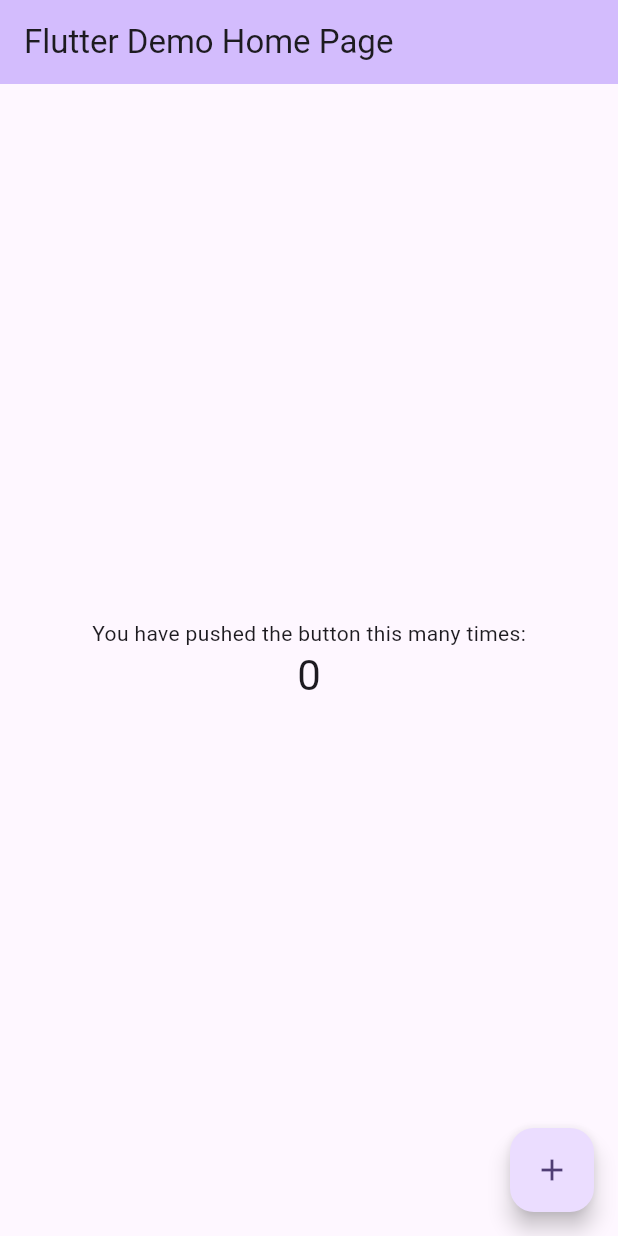
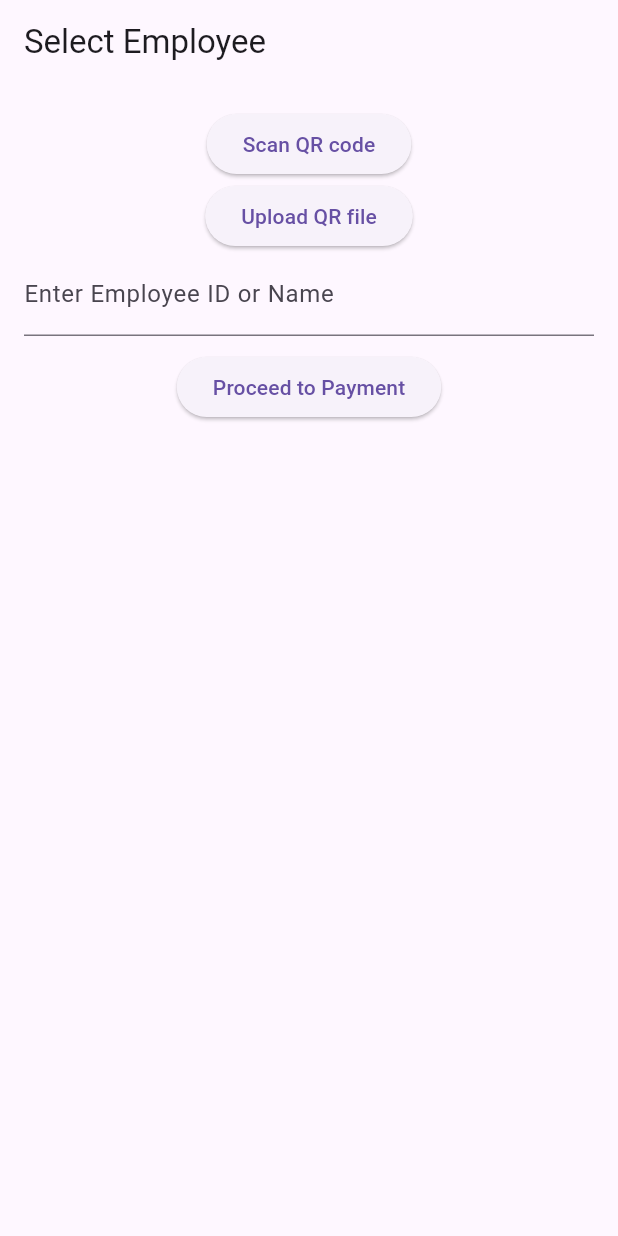
Before and after one commit to KALU56/Tipping_App, a Flutter app: the screen it shows after launch, on a phone screen of 412 x 824 dp. Run offline on Flutter 3.47's test engine with Material 3 defaults, Android fonts, the light colour scheme and no system bars; our stand-ins replace fl_chart, flutter_svg; accounts and stored records are empty.

Commit message:
feat; draft code

```diff
--- a/customer_tip/lib/main.dart
+++ b/customer_tip/lib/main.dart
@@ -1,122 +1,17 @@
 import 'package:flutter/material.dart';
+import 'screens/employee_selection/employee_selection_screen.dart';
 
 void main() {
-  runApp(const MyApp());
+  runApp(CustomerPaymentApp());
 }
 
-class MyApp extends StatelessWidget {
-  const MyApp({super.key});
-
-  // This widget is the root of your application.
+class CustomerPaymentApp extends StatelessWidget {
   @override
   Widget build(BuildContext context) {
     return MaterialApp(
-      title: 'Flutter Demo',
-      theme: ThemeData(
-        // This is the theme of your application.
-        //
-        // TRY THIS: Try running your application with "flutter run". You'll see
-        // the application has a purple toolbar. Then, without quitting the app,
-        // try changing the seedColor in the colorScheme below to Colors.green
-        // and then invoke "hot reload" (save your changes or press the "hot
-        // reload" button in a Flutter-supported IDE, or press "r" if you used
-        // the command line to start the app).
-        //
-        // Notice that the counter didn't reset back to zero; the application
-        // state is not lost during the reload. To reset the state, use hot
-        // restart instead.
-        //
-        // This works for code too, not just values: Most code changes can be
-        // tested with just a hot reload.
-        colorScheme: ColorScheme.fromSeed(seedColor: Colors.deepPurple),
-      ),
-      home: const MyHomePage(title: 'Flutter Demo Home Page'),
+      title: 'Customer Payment',
+      theme: ThemeData(primarySwatch: Colors.blue),
+      home: EmployeeSelectionScreen(),
     );
   }
 }
-
-class MyHomePage extends StatefulWidget {
-  const MyHomePage({super.key, required this.title});
-
-  // This widget is the home page of your application. It is stateful, meaning
-  // that it has a State object (defined below) that contains fields that affect
-  // how it looks.
-
-  // This class is the configuration for the state. It holds the values (in this
-  // case the title) provided by the parent (in this case the App widget) and
-  // used by the build method of the State. Fields in a Widget subclass are
-  // always marked "final".
-
-  final String title;
-
-  @override
-  State<MyHomePage> createState() => _MyHomePageState();
-}
-
-class _MyHomePageState extends State<MyHomePage> {
-  int _counter = 0;
-
-  void _incrementCounter() {
-    setState(() {
-      // This call to setState tells the Flutter framework that something has
-      // changed in this State, which causes it to rerun the build method below
-      // so that the display can reflect the updated values. If we changed
-      // _counter without calling setState(), then the build method would not be
-      // called again, and so nothing would appear to happen.
-      _counter++;
-    });
-  }
-
-  @override
-  Widget build(BuildContext context) {
-    // This method is rerun every time setState is called, for instance as done
-    // by the _incrementCounter method above.
-    //
-    // The Flutter framework has been optimized to make rerunning build methods
-    // fast, so that you can just rebuild anything that needs updating rather
-    // than having to individually change instances of widgets.
-    return Scaffold(
-      appBar: AppBar(
-        // TRY THIS: Try changing the color here to a specific color (to
-        // Colors.amber, perhaps?) and trigger a hot reload to see the AppBar
-        // change color while the other colors stay the same.
-        backgroundColor: Theme.of(context).colorScheme.inversePrimary,
-        // Here we take the value from the MyHomePage object that was created by
-        // the App.build method, and use it to set our appbar title.
-        title: Text(widget.title),
-      ),
-      body: Center(
-        // Center is a layout widget. It takes a single child and positions it
-        // in the middle of the parent.
-        child: Column(
-          // Column is also a layout widget. It takes a list of children and
-          // arranges them vertically. By default, it sizes itself to fit its
-          // children horizontally, and tries to be as tall as its parent.
-          //
-          // Column has various properties to control how it sizes itself and
-          // how it positions its children. Here we use mainAxisAlignment to
-          // center the children vertically; the main axis here is the vertical
-          // axis because Columns are vertical (the cross axis would be
-          // horizontal).
-          //
-          // TRY THIS: Invoke "debug painting" (choose the "Toggle Debug Paint"
-          // action in the IDE, or press "p" in the console), to see the
-          // wireframe for each widget.
-          mainAxisAlignment: MainAxisAlignment.center,
-          children: <Widget>[
-            const Text('You have pushed the button this many times:'),
-            Text(
-              '$_counter',
-              style: Theme.of(context).textTheme.headlineMedium,
-            ),
-          ],
-        ),
-      ),
-      floatingActionButton: FloatingActionButton(
-        onPressed: _incrementCounter,
-        tooltip: 'Increment',
-        child: const Icon(Icons.add),
-      ), // This trailing comma makes auto-formatting nicer for build methods.
-    );
-  }
-}
--- a/customer_tip/lib/models/employee.dart
+++ b/customer_tip/lib/models/employee.dart
@@ -0,0 +1,15 @@
+class Employee {
+  final String id;
+  final String name;
+  final String pictureUrl;
+  final String workspace;
+  final String? note;
+
+  Employee({
+    required this.id,
+    required this.name,
+    required this.pictureUrl,
+    required this.workspace,
+    this.note,
+  });
+}
--- a/customer_tip/lib/screens/employee_selection/employee_selection_screen.dart
+++ b/customer_tip/lib/screens/employee_selection/employee_selection_screen.dart
@@ -0,0 +1,63 @@
+import 'package:flutter/material.dart';
+import '../../models/employee.dart';
+import '../payment/payment_page.dart';
+
+class EmployeeSelectionScreen extends StatelessWidget {
+  final TextEditingController _searchController = TextEditingController();
+
+  @override
+  Widget build(BuildContext context) {
+    return Scaffold(
+      appBar: AppBar(title: Text('Select Employee')),
+      body: Padding(
+        padding: const EdgeInsets.all(16.0),
+        child: Column(
+          children: [
+            ElevatedButton(
+              onPressed: () {
+                print("Scan QR pressed");
+              },
+              child: Text('Scan QR code'),
+            ),
+            ElevatedButton(
+              onPressed: () {
+                print("Upload QR pressed");
+              },
+              child: Text('Upload QR file'),
+            ),
+            TextField(
+              controller: _searchController,
+              decoration: InputDecoration(
+                labelText: 'Enter Employee ID or Name',
+              ),
+            ),
+            SizedBox(height: 10),
+            ElevatedButton(
+              onPressed: () {
+                String employeeName = _searchController.text.isEmpty
+                    ? "John Doe"
+                    : _searchController.text;
+
+                Employee employee = Employee(
+                  id: '1',
+                  name: employeeName,
+                  pictureUrl: 'https://via.placeholder.com/150',
+                  workspace: 'Café',
+                  note: 'Great service!',
+                );
+
+                Navigator.push(
+                  context,
+                  MaterialPageRoute(
+                    builder: (_) => PaymentPage(employee: employee),
+                  ),
+                );
+              },
+              child: Text('Proceed to Payment'),
+            ),
+          ],
+        ),
+      ),
+    );
+  }
+}
--- a/customer_tip/lib/services/chapa_service.dart
+++ b/customer_tip/lib/services/chapa_service.dart
@@ -0,0 +1,9 @@
+import 'dart:async';
+
+class ChapaService {
+  Future<bool> processPayment(double amount) async {
+    // Simulate network call / payment processing
+    await Future.delayed(Duration(seconds: 2));
+    return true; // Payment success
+  }
+}
--- a/customer_tip/lib/widgets/employee_card.dart
+++ b/customer_tip/lib/widgets/employee_card.dart
@@ -0,0 +1,27 @@
+import 'package:flutter/material.dart';
+import '../models/employee.dart';
+
+class EmployeeCard extends StatelessWidget {
+  final Employee employee;
+
+  const EmployeeCard({required this.employee});
+
+  @override
+  Widget build(BuildContext context) {
+    return Card(
+      child: ListTile(
+        leading: CircleAvatar(
+          backgroundImage: NetworkImage(employee.pictureUrl),
+        ),
+        title: Text(employee.name),
+        subtitle: Column(
+          crossAxisAlignment: CrossAxisAlignment.start,
+          children: [
+            Text(employee.workspace),
+            if (employee.note != null) Text(employee.note!),
+          ],
+        ),
+      ),
+    );
+  }
+}
```
Also changed, not shown: customer_tip/lib/screens/loading/loading_screen.dart (+55 -0 lines), customer_tip/lib/screens/payment/payment_page.dart (+87 -0 lines), customer_tip/lib/screens/tip_confirmation/tip_confirmation_screen.dart (+48 -0 lines), customer_tip/lib/widgets/tip_input_field.dart (+19 -0 lines).
